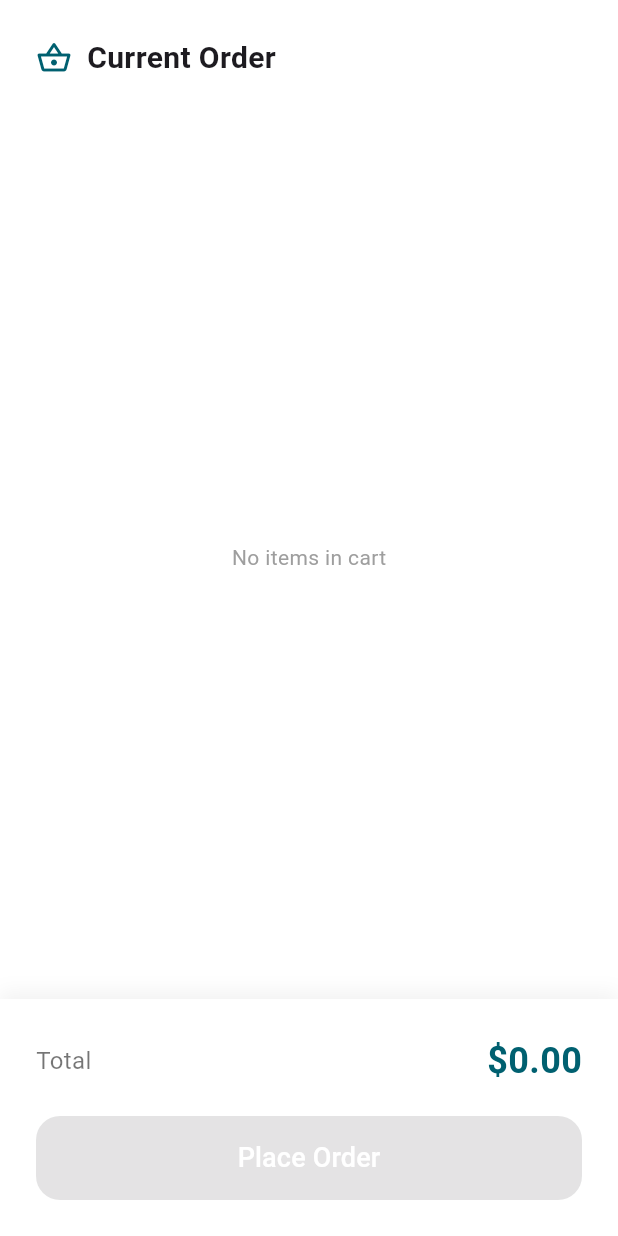
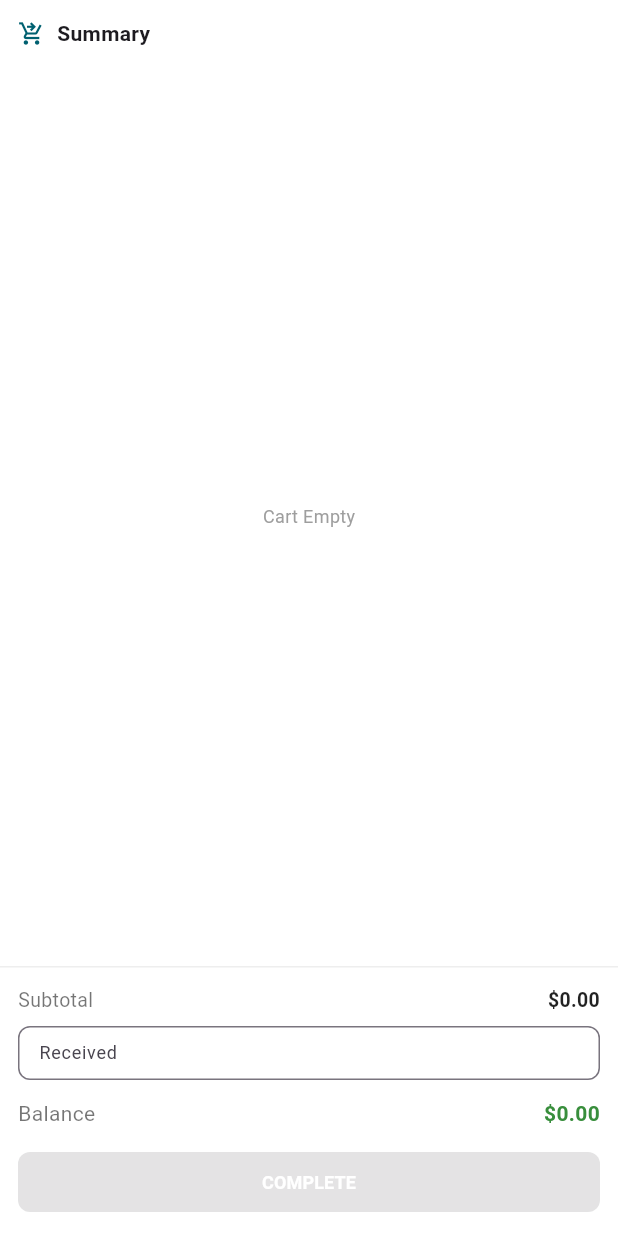
Before and after one commit to ssekimuli/pos-layput-flutter, a Flutter app: the CartPanel widget shown alone on an empty page, opened directly, on a phone screen of 412 x 824 dp. Run offline on Flutter 3.47's test engine with Material 3 defaults, Android fonts, the phone set to English and light mode, and no system bars; our stand-ins replace flutter_riverpod; missing offline and left inert: bitsdojo_window.

Commit message:
fix cart statemanagement

```diff
--- a/lib/core/providers/product_provider.dart
+++ b/lib/core/providers/product_provider.dart
@@ -19,7 +19,7 @@ final productProvider = StateNotifierProvider<ProductNotifier, List<Product>>((r
       price: i % 2 == 0 ? 14.99 : 9.50,
       color: i % 2 == 0
           ? const Color.fromARGB(255, 199, 225, 233)
-          : const Color.fromARGB(255, 248, 229, 202),
+          : const Color.fromARGB(255, 248, 229, 202), id: '',
     ),
   ));
   return productNotifier;
--- a/lib/features/pos/presentation/screens/product_screen.dart
+++ b/lib/features/pos/presentation/screens/product_screen.dart
@@ -114,7 +114,7 @@ class ProductScreen extends StatelessWidget {
                   ),
                   const SizedBox(height: 4),
                   Text(
-                    '\$${product.price.toStringAsFixed(2)}',
+                    '\$${product.price!.toStringAsFixed(2)}',
                     style: const TextStyle(
                       fontWeight: FontWeight.w900,
                       color: Color(0xFF006070),
--- a/lib/widgets/cart_panel.dart
+++ b/lib/widgets/cart_panel.dart
@@ -2,94 +2,181 @@ import 'package:flutter/material.dart';
 import 'package:flutter_riverpod/flutter_riverpod.dart';
 import 'package:pos_desktop_ui/core/providers/cart_provider.dart';
 
-class CartPanel extends ConsumerWidget {
+class CartPanel extends ConsumerStatefulWidget {
   const CartPanel({super.key});
 
   @override
-  Widget build(BuildContext context, WidgetRef ref) {
+  ConsumerState<CartPanel> createState() => _CartPanelState();
+}
+
+class _CartPanelState extends ConsumerState<CartPanel> {
+  final TextEditingController _amountController = TextEditingController();
+  double _receivedAmount = 0.0;
+
+  @override
+  void dispose() {
+    _amountController.dispose();
+    super.dispose();
+  }
+
+  @override
+  Widget build(BuildContext context) {
     final cartItems = ref.watch(cartProvider);
+    double total = cartItems.fold(0, (sum, item) => sum + ((item.price ?? 0) * (item.quantity ?? 1)));
+    double balance = _receivedAmount > 0 ? _receivedAmount - total : 0.0;
 
     return Container(
       color: Colors.white,
       child: Column(
         children: [
-          const Padding(
-            padding: EdgeInsets.all(24.0),
-            child: Row(
-              children: [
-                Icon(Icons.shopping_basket_outlined, color: Color(0xFF006070)),
-                SizedBox(width: 10),
-                Text(
-                  "Current Order",
-                  style: TextStyle(fontSize: 20, fontWeight: FontWeight.bold),
-                ),
-              ],
-            ),
-          ),
+          _buildHeader(),
           Expanded(
             child: cartItems.isEmpty
-                ? const Center(child: Text("No items in cart", style: TextStyle(color: Colors.grey)))
+                ? const Center(child: Text("Cart Empty", style: TextStyle(color: Colors.grey, fontSize: 12)))
                 : ListView.builder(
                     itemCount: cartItems.length,
-                    padding: const EdgeInsets.symmetric(horizontal: 16),
+                    padding: const EdgeInsets.symmetric(horizontal: 12),
                     itemBuilder: (context, index) {
                       final item = cartItems[index];
-                      return Card(
-                        elevation: 0,
-                        color: const Color(0xFFF4F7F9),
-                        margin: const EdgeInsets.only(bottom: 8),
-                        child: ListTile(
-                          title: Text(item.name, style: const TextStyle(fontWeight: FontWeight.bold)),
-                          subtitle: Text("\$${item.price}"),
-                          trailing: IconButton(
-                            icon: const Icon(Icons.delete_outline, color: Colors.redAccent),
-                            onPressed: () => ref.read(cartProvider.notifier).removeProduct(index),
-                          ),
-                        ),
-                      );
+                      return _buildCartItem(item);
                     },
                   ),
           ),
-          _buildSummary(cartItems),
+          _buildCheckoutSection(total, balance),
         ],
       ),
     );
   }
 
-  Widget _buildSummary(List cartItems) {
-    // Basic math for total
-    double total = cartItems.fold(0, (sum, item) => sum + (item.price ?? 0));
+  Widget _buildCartItem(dynamic item) {
+    return Card(
+      elevation: 0,
+      color: const Color(0xFFF4F7F9),
+      margin: const EdgeInsets.only(bottom: 6), // Reduced margin
+      shape: RoundedRectangleBorder(borderRadius: BorderRadius.circular(8)),
+      child: Padding(
+        padding: const EdgeInsets.all(8.0), // Smaller padding
+        child: Column(
+          children: [
+            Row(
+              children: [
+                Expanded(
+                  child: Text(item.name,
+                    style: const TextStyle(fontWeight: FontWeight.bold, fontSize: 13)), // Smaller font
+                ),
+                Text("\$${(item.price * (item.quantity ?? 1)).toStringAsFixed(2)}",
+                    style: const TextStyle(fontWeight: FontWeight.bold, fontSize: 13)),
+              ],
+            ),
+            const SizedBox(height: 4),
+            Row(
+              children: [
+                Text("\$${item.price} ea", style: const TextStyle(color: Colors.grey, fontSize: 11)),
+                const Spacer(),
+                _quantityButton(Icons.remove, () => ref.read(cartProvider.notifier).decreaseQuantity(item)),
+                Padding(
+                  padding: const EdgeInsets.symmetric(horizontal: 8),
+                  child: Text("${item.quantity ?? 1}", style: const TextStyle(fontSize: 12, fontWeight: FontWeight.bold)),
+                ),
+                _quantityButton(Icons.add, () => ref.read(cartProvider.notifier).increaseQuantity(item)),
+              ],
+            ),
+          ],
+        ),
+      ),
+    );
+  }
 
+  Widget _buildCheckoutSection(double total, double balance) {
     return Container(
-      padding: const EdgeInsets.all(24),
+      padding: const EdgeInsets.all(12), // Reduced padding
       decoration: BoxDecoration(
         color: Colors.white,
-        boxShadow: [BoxShadow(color: Colors.black.withOpacity(0.05), blurRadius: 10, offset: const Offset(0, -5))],
+        border: Border(top: BorderSide(color: Colors.grey.shade200)),
       ),
       child: Column(
         children: [
-          Row(
-            mainAxisAlignment: MainAxisAlignment.spaceBetween,
-            children: [
-              const Text("Total", style: TextStyle(fontSize: 16, color: Colors.black54)),
-              Text("\$${total.toStringAsFixed(2)}",
-                style: const TextStyle(fontSize: 24, fontWeight: FontWeight.bold, color: Color(0xFF006070))),
-            ],
+          _rowAmount("Subtotal", "\$${total.toStringAsFixed(2)}", isBold: true, fontSize: 13),
+          const SizedBox(height: 8),
+          SizedBox(
+            height: 40, // Fixed small height for input
+            child: TextField(
+              controller: _amountController,
+              keyboardType: TextInputType.number,
+              style: const TextStyle(fontSize: 13), // Smaller input text
+              decoration: InputDecoration(
+                isDense: true, // Makes the input compact
+                contentPadding: const EdgeInsets.symmetric(horizontal: 10, vertical: 8),
+                labelText: "Received",
+                labelStyle: const TextStyle(fontSize: 12),
+                prefixText: "\$ ",
+                border: OutlineInputBorder(borderRadius: BorderRadius.circular(8)),
+              ),
+              onChanged: (value) {
+                setState(() {
+                  _receivedAmount = double.tryParse(value) ?? 0.0;
+                });
+              },
+            ),
           ),
-          const SizedBox(height: 20),
+          const SizedBox(height: 8),
+          _rowAmount("Balance", "\$${balance.toStringAsFixed(2)}",
+              color: Colors.green.shade700, isBold: true, fontSize: 14),
+          const SizedBox(height: 12),
           ElevatedButton(
             style: ElevatedButton.styleFrom(
               backgroundColor: const Color(0xFF006070),
-              minimumSize: const Size(double.infinity, 56),
-              shape: RoundedRectangleBorder(borderRadius: BorderRadius.circular(16)),
+              minimumSize: const Size(double.infinity, 40), // Shorter button
+              shape: RoundedRectangleBorder(borderRadius: BorderRadius.circular(8)),
             ),
-            onPressed: cartItems.isEmpty ? null : () {
-              // Action for payment
-            },
-            child: const Text("Place Order", style: TextStyle(fontSize: 18, color: Colors.white)),
+            onPressed: (total > 0 && _receivedAmount >= total) ? () {
+              // Action logic
+            } : null,
+            child: const Text("COMPLETE", style: TextStyle(color: Colors.white, fontSize: 12, fontWeight: FontWeight.bold)),
           ),
         ],
       ),
     );
   }
+
+  Widget _quantityButton(IconData icon, VoidCallback onTap) {
+    return InkWell(
+      onTap: onTap,
+      child: Container(
+        padding: const EdgeInsets.all(2), // Smaller button area
+        decoration: BoxDecoration(
+          border: Border.all(color: Colors.grey.shade300),
+          borderRadius: BorderRadius.circular(4)
+        ),
+        child: Icon(icon, size: 14), // Smaller icon
+      ),
+    );
+  }
+
+  Widget _rowAmount(String label, String value, {bool isBold = false, Color? color, double fontSize = 12}) {
+    return Row(
+      mainAxisAlignment: MainAxisAlignment.spaceBetween,
+      children: [
+        Text(label, style: TextStyle(color: Colors.black54, fontSize: fontSize)),
+        Text(value, style: TextStyle(
+          fontSize: fontSize,
+          fontWeight: isBold ? FontWeight.bold : FontWeight.normal,
+          color: color ?? Colors.black87
+        )),
+      ],
+    );
+  }
+
+  Widget _buildHeader() {
+    return const Padding(
+      padding: EdgeInsets.all(12.0), // Reduced header padding
+      child: Row(
+        children: [
+          Icon(Icons.shopping_cart_checkout, color: Color(0xFF006070), size: 18),
+          SizedBox(width: 8),
+          Text("Summary", style: TextStyle(fontSize: 14, fontWeight: FontWeight.bold)),
+        ],
+      ),
+    );
+  }
 }
```
Also changed, not shown: lib/core/models/product.dart (+17 -10 lines), lib/core/providers/cart_provider.dart (+36 -3 lines), lib/features/pos/presentation/screens/pos_layout.dart (+42 -1 lines), lib/features/pos/screens/pos_layout.dart (deleted, +0 -376 lines).
